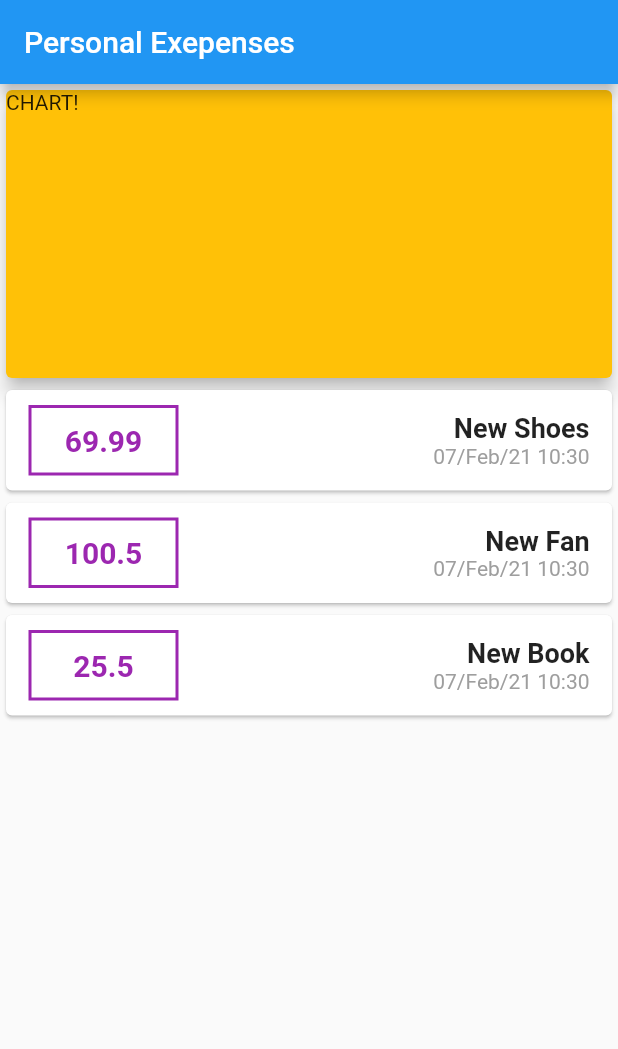
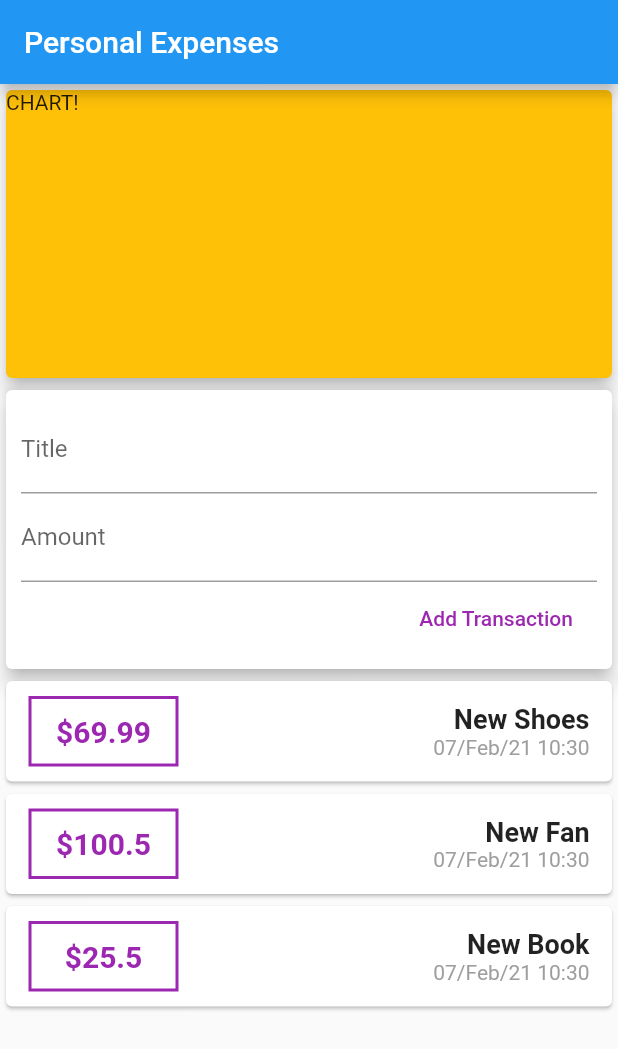
Before and after one commit to msbatista/personal_expenses_udemy_course, a Flutter app: the screen it shows after launch, on a phone screen of 412 x 824 dp. Shown: the top 1049 px of the screen. Run offline on Flutter 3.47's test engine with Material 2 defaults, Android fonts, the phone set to English and light mode, and no system bars.

Commit message:
Create new transaction screen and custom components

```diff
--- /dev/null
+++ b/lib/components/new_transaction.dart
@@ -0,0 +1,38 @@
+import 'package:flutter/material.dart';
+import './ui/custom_text_input.dart';
+
+class NewTransaction extends StatelessWidget {
+  final titleController = TextEditingController();
+  final amountController = TextEditingController();
+
+  @override
+  Widget build(BuildContext context) {
+    return Card(
+      child: Container(
+        padding: EdgeInsets.all(10),
+        child: Column(
+          crossAxisAlignment: CrossAxisAlignment.end,
+          children: <Widget>[
+            CustomTextInput(
+              title: 'Title',
+              textEditingController: titleController,
+            ),
+            CustomTextInput(
+              title: 'Amount',
+              textEditingController: amountController,
+            ),
+            FlatButton(
+              child: Text('Add Transaction'),
+              textColor: Colors.purple,
+              onPressed: () {
+                print(titleController.text);
+                print(amountController.text);
+              },
+            )
+          ],
+        ),
+      ),
+      elevation: 5,
+    );
+  }
+}
--- a/lib/components/transaction_card.dart
+++ b/lib/components/transaction_card.dart
@@ -27,7 +27,7 @@ class TransactionCard extends StatelessWidget {
               ),
             ),
             child: Text(
-              transaction.amount.toString(),
+              '\$${transaction.amount}',
               style: TextStyle(
                 fontWeight: FontWeight.bold,
                 fontSize: 20,
--- a/lib/components/transaction_container.dart
+++ b/lib/components/transaction_container.dart
@@ -2,12 +2,36 @@ import 'package:flutter/material.dart';
 import '../model/transaction.dart';
 import './transaction_card.dart';
 
-class TransactionContainer extends StatelessWidget {
-  final List<Transaction> transactions;
+class TransactionContainer extends StatefulWidget {
+  @override
+  State<StatefulWidget> createState() {
+    return _TransactionContainerState();
+  }
+}
 
-  TransactionContainer({
-    @required this.transactions,
-  });
+List<Transaction> _getTransactions() => [
+      Transaction(
+        id: 't1',
+        title: 'New Shoes',
+        amount: 69.99,
+        transactionDate: DateTime.now(),
+      ),
+      Transaction(
+        id: 't2',
+        title: 'New Fan',
+        amount: 100.50,
+        transactionDate: DateTime.now(),
+      ),
+      Transaction(
+        id: 't2',
+        title: 'New Book',
+        amount: 25.50,
+        transactionDate: DateTime.now(),
+      ),
+    ];
+
+class _TransactionContainerState extends State<TransactionContainer> {
+  final List<Transaction> transactions = _getTransactions();
 
   @override
   Widget build(BuildContext context) {
--- /dev/null
+++ b/lib/components/ui/custom_text_input.dart
@@ -0,0 +1,21 @@
+import 'package:flutter/material.dart';
+
+class CustomTextInput extends StatelessWidget {
+  final String title;
+  final TextEditingController textEditingController;
+
+  CustomTextInput({
+    @required this.title,
+    @required this.textEditingController,
+  });
+
+  @override
+  Widget build(BuildContext context) {
+    return TextField(
+      decoration: InputDecoration(
+        labelText: this.title,
+      ),
+      controller: this.textEditingController,
+    );
+  }
+}
--- a/lib/main.dart
+++ b/lib/main.dart
@@ -2,31 +2,9 @@ import 'package:flutter/material.dart';
 
 import './components/chart.dart';
 import './components/transaction_container.dart';
-
-import './model/transaction.dart';
+import './components/new_transaction.dart';
 
 void main() => runApp(PersonalExpenses());
-
-List<Transaction> getTransactions() => [
-      Transaction(
-        id: 't1',
-        title: 'New Shoes',
-        amount: 69.99,
-        transactionDate: DateTime.now(),
-      ),
-      Transaction(
-        id: 't2',
-        title: 'New Fan',
-        amount: 100.50,
-        transactionDate: DateTime.now(),
-      ),
-      Transaction(
-        id: 't2',
-        title: 'New Book',
-        amount: 25.50,
-        transactionDate: DateTime.now(),
-      )
-    ];
 
 class PersonalExpenses extends StatelessWidget {
   @override
@@ -39,21 +17,17 @@ class PersonalExpenses extends StatelessWidget {
 }
 
 class PersonalExpensesHomePage extends StatelessWidget {
-  final List<Transaction> transactions = getTransactions();
   @override
   Widget build(BuildContext context) {
     return Scaffold(
       appBar: AppBar(
-        title: Text('Personal Exepenses'),
+        title: Text('Personal Expenses'),
       ),
       body: Column(
-        mainAxisAlignment: MainAxisAlignment.start,
-        crossAxisAlignment: CrossAxisAlignment.stretch,
         children: <Widget>[
           Chart(),
-          TransactionContainer(
-            transactions: transactions,
-          ),
+          NewTransaction(),
+          TransactionContainer(),
         ],
       ),
     );
```
